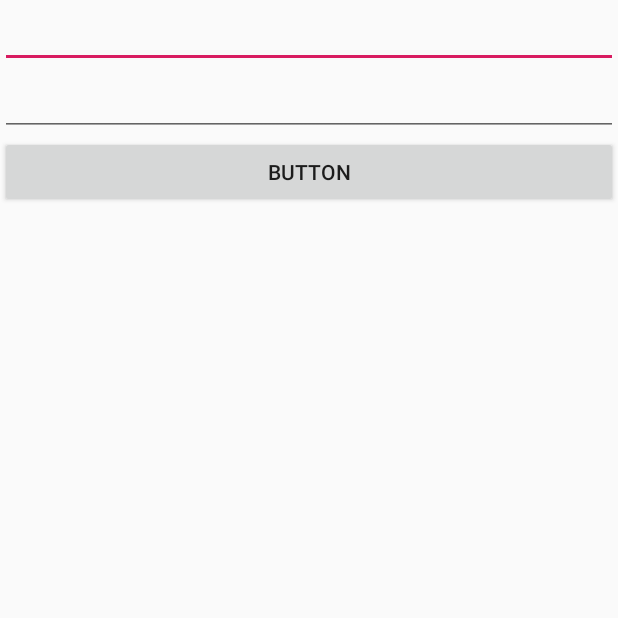
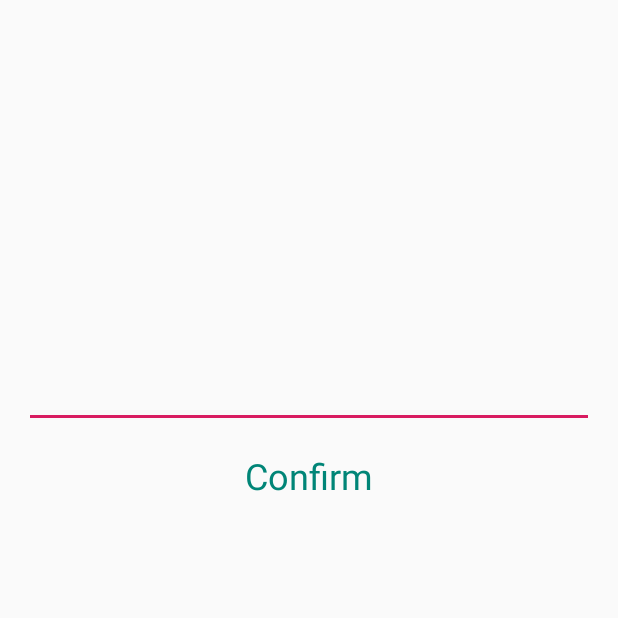
Before and after one commit to Ilyshka991/CashDebts, an Android app: the screen it shows after launch (AuthActivity), on a phone screen of 412 x 824 dp, the top half of it. Run offline under Robolectric (Android 15) with nearby library versions, the phone set to English and light mode, and no system bars; our stand-ins replace Dagger/Hilt's generated code, Firebase (no records; nobody signed in at launch, a user with empty details on screens opened directly), data binding.

Commit message:
Work with auth screen

```diff
--- a/app/src/main/java/com/pechuro/cashdebts/ui/activity/auth/AuthActivity.kt
+++ b/app/src/main/java/com/pechuro/cashdebts/ui/activity/auth/AuthActivity.kt
@@ -2,21 +2,42 @@ package com.pechuro.cashdebts.ui.activity.auth
 
 import android.content.Context
 import android.content.Intent
+import android.os.Bundle
+import androidx.lifecycle.Observer
 import androidx.lifecycle.ViewModelProviders
+import com.pechuro.cashdebts.BR
 import com.pechuro.cashdebts.R
 import com.pechuro.cashdebts.databinding.ActivityAuthBinding
+import com.pechuro.cashdebts.ui.activity.main.MainActivity
 import com.pechuro.cashdebts.ui.base.BaseActivity
 
 class AuthActivity : BaseActivity<ActivityAuthBinding, AuthActivityViewModel>() {
-
     override val viewModel: AuthActivityViewModel
         get() = ViewModelProviders.of(this, viewModelFactory).get(AuthActivityViewModel::class.java)
+    override val bindingVariables: Map<Int, Any>
+        get() = mapOf(BR.viewModel to viewModel)
     override val layoutId: Int
         get() = R.layout.activity_auth
 
+    override fun onCreate(savedInstanceState: Bundle?) {
+        super.onCreate(savedInstanceState)
+        subscribeToEvents()
+    }
+
+    private fun subscribeToEvents() {
+        viewModel.command.observe(this, Observer {
+            when (it) {
+                is Events.OnStartVerification -> viewDataBinding.flipper.showNext()
+                is Events.OnSuccess -> {
+                    val intent = MainActivity.newIntent(this)
+                    startActivity(intent)
+                    finish()
+                }
+            }
+        })
+    }
 
     companion object {
-
         fun newIntent(context: Context) = Intent(context, AuthActivity::class.java)
     }
 }
--- /dev/null
+++ b/app/src/main/java/com/pechuro/cashdebts/ui/utils/BindingAdapters.kt
@@ -0,0 +1,9 @@
+package com.pechuro.cashdebts.ui.utils
+
+import android.view.View
+import androidx.databinding.BindingAdapter
+
+@BindingAdapter("visibility")
+fun setVisibility(view: View, isVisible: Boolean) {
+    view.visibility = if (isVisible) View.VISIBLE else View.INVISIBLE
+}
--- a/app/src/main/res/layout/activity_auth.xml
+++ b/app/src/main/res/layout/activity_auth.xml
@@ -1,25 +1,25 @@
 <?xml version="1.0" encoding="utf-8"?>
-<layout xmlns:android="http://schemas.android.com/apk/res/android">
+<layout xmlns:android="http://schemas.android.com/apk/res/android" xmlns:app="http://schemas.android.com/apk/res-auto">
 
-    <LinearLayout
+    <data>
+        <variable name="viewModel"
+                  type="com.pechuro.cashdebts.ui.activity.auth.AuthActivityViewModel"/>
+    </data>
+
+    <ViewSwitcher
+            android:id="@+id/flipper"
             android:layout_width="match_parent"
-            android:layout_height="match_parent" android:orientation="vertical">
+            android:layout_height="match_parent"
+            android:inAnimation="@android:anim/slide_in_left"
+            android:outAnimation="@android:anim/slide_out_right">
 
-        <EditText
-                android:layout_width="match_parent"
-                android:layout_height="wrap_content"
-                android:inputType="textEmailAddress"
-                android:ems="10"
-                android:id="@+id/text_email"/>
-        <EditText
-                android:layout_width="match_parent"
-                android:layout_height="wrap_content"
-                android:inputType="textPassword"
-                android:ems="10"
-                android:id="@+id/text_password"/>
-        <Button
-                android:text="Button"
-                android:layout_width="match_parent"
-                android:layout_height="wrap_content" android:id="@+id/button_ok"/>
-    </LinearLayout>
+        <include
+                android:id="@+id/container_auth_phone"
+                layout="@layout/layout_auth_phone"
+                app:viewModel="@{viewModel}"/>
+
+        <include
+                android:id="@+id/container_auth_code"
+                layout="@layout/layout_auth_code"/>
+    </ViewSwitcher>
 </layout>
--- /dev/null
+++ b/app/src/main/res/layout/layout_auth_phone.xml
@@ -0,0 +1,60 @@
+<?xml version="1.0" encoding="utf-8"?>
+<layout
+        xmlns:app="http://schemas.android.com/apk/res-auto"
+        xmlns:android="http://schemas.android.com/apk/res/android">
+
+    <data>
+        <variable name="viewModel"
+                  type="com.pechuro.cashdebts.ui.activity.auth.AuthActivityViewModel"/>
+    </data>
+
+    <androidx.constraintlayout.widget.ConstraintLayout
+            android:id="@+id/container_auth_phone"
+            android:layout_width="match_parent"
+            android:layout_height="match_parent">
+
+        <EditText
+                android:id="@+id/text_phone"
+                android:layout_width="match_parent"
+                android:layout_height="wrap_content"
+                android:inputType="phone"
+                android:ems="10"
+                android:layout_marginTop="16dp"
+                android:layout_marginBottom="16dp"
+                android:layout_marginStart="16dp"
+                android:layout_marginEnd="16dp"
+                app:layout_constraintStart_toStartOf="parent"
+                app:layout_constraintEnd_toEndOf="parent"
+                app:layout_constraintHorizontal_bias="0.0"
+                app:layout_constraintTop_toTopOf="parent"
+                app:layout_constraintBottom_toBottomOf="parent"
+                app:layout_constraintVertical_bias="0.3"/>
+
+        <Button
+                android:id="@+id/button_send_code"
+                android:layout_width="match_parent"
+                android:layout_height="wrap_content"
+                app:visibility="@{!viewModel.isLoading}"
+                android:onClick="@{() -> viewModel.startPhoneNumberVerification(textPhone.getText().toString())}"
+                android:text="Confirm"
+                android:textSize="24sp"
+                android:layout_marginStart="16dp"
+                android:layout_marginEnd="16dp"
+                android:layout_marginTop="8dp"
+                app:layout_constraintTop_toBottomOf="@+id/text_phone"
+                app:layout_constraintStart_toStartOf="@+id/text_phone"
+                app:layout_constraintEnd_toEndOf="@+id/text_phone"
+                style="@style/Widget.MaterialComponents.Button.TextButton"/>
+
+        <ProgressBar
+                android:id="@+id/progress"
+                android:layout_width="0dp"
+                android:layout_height="0dp"
+                app:visibility="@{viewModel.isLoading}"
+                app:layout_constraintStart_toStartOf="@+id/button_send_code"
+                app:layout_constraintTop_toTopOf="@+id/button_send_code"
+                app:layout_constraintEnd_toEndOf="@+id/button_send_code"
+                app:layout_constraintBottom_toBottomOf="@+id/button_send_code"
+                style="?android:attr/progressBarStyle"/>
+    </androidx.constraintlayout.widget.ConstraintLayout>
+</layout>
--- a/app/src/main/res/values/colors.xml
+++ b/app/src/main/res/values/colors.xml
@@ -5,4 +5,9 @@
     <color name="colorAccent">#D81B60</color>
 
     <color name="splash_background">#008577</color>
+
+    <color name="grey_100">#F5F5F5</color>
+    <color name="grey_300">#E0E0E0</color>
+    <color name="grey_500">#9E9E9E</color>
+
 </resources>
--- a/app/src/main/res/values/dimens.xml
+++ b/app/src/main/res/values/dimens.xml
@@ -1,3 +1,9 @@
 <resources>
     <dimen name="fab_margin">16dp</dimen>
+
+
+    <dimen name="icon_top_margin">24dp</dimen>
+    <dimen name="icon_bottom_margin">24dp</dimen>
+    <dimen name="title_bottom_margin">16dp</dimen>
+    <dimen name="field_width_standard">160dp</dimen>
 </resources>
```
Also changed, not shown: app/src/main/java/com/pechuro/cashdebts/ui/activity/auth/AuthActivityViewModel.kt (+97 -1 lines), app/src/main/res/layout/layout_auth_code.xml (added, +30 -0 lines), app/src/main/res/values/strings.xml (+18 -0 lines), app/src/main/res/values/styles.xml (+39 -0 lines).
